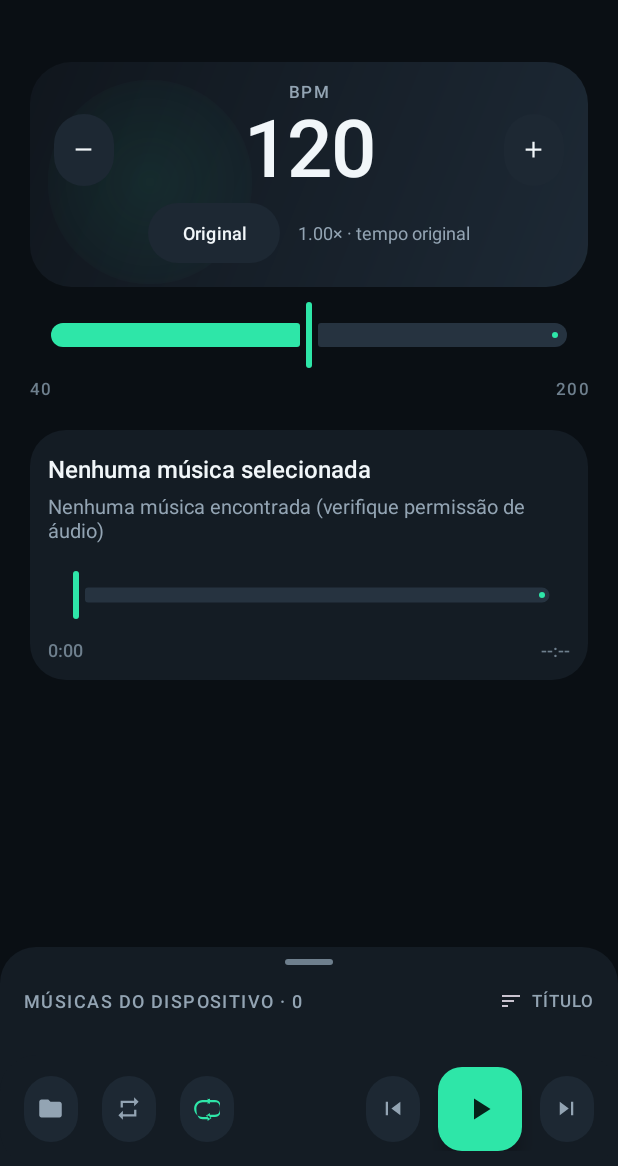
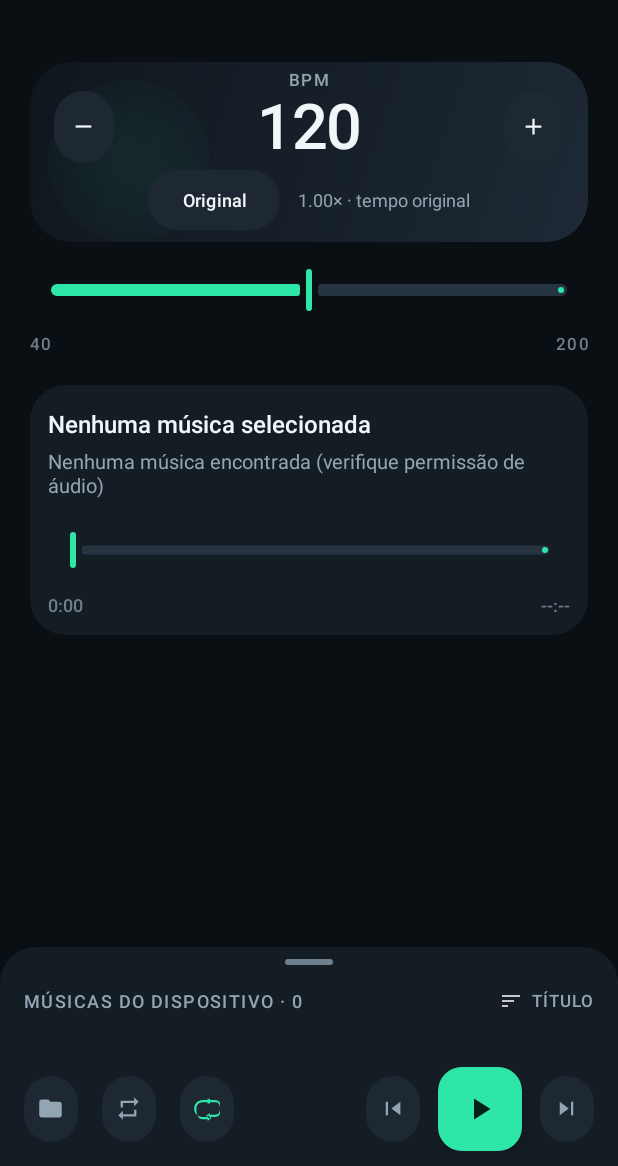
Before and after one commit to netstart/music-beat-android, an Android app: the screen it shows after launch (MainActivity), on a phone screen of 412 x 824 dp, the part 70-1236 px from its top. Run offline under Robolectric (Android 15) with nearby library versions, the phone set to English and light mode, and no system bars; our stand-ins replace AdMob; libraries missing offline, so code that uses them is left out: ai.onnxruntime; pictures from the network do not load; 3 statements that could not run were skipped.

```diff
--- a/bpm_app/app/src/main/res/drawable/bg_hero.xml
+++ b/bpm_app/app/src/main/res/drawable/bg_hero.xml
@@ -11,15 +11,15 @@
         </shape>
     </item>
     <item
-        android:width="136dp"
-        android:height="136dp"
+        android:width="108dp"
+        android:height="108dp"
         android:gravity="top|start"
         android:left="12dp"
         android:top="12dp">
         <shape android:shape="oval">
             <gradient
                 android:type="radial"
-                android:gradientRadius="96dp"
+                android:gradientRadius="76dp"
                 android:centerX="0.5"
                 android:centerY="0.5"
                 android:startColor="#142EE6A8"
--- a/bpm_app/app/src/main/res/layout/activity_main_stemkit.xml
+++ b/bpm_app/app/src/main/res/layout/activity_main_stemkit.xml
@@ -55,7 +55,8 @@
                     android:gravity="center_horizontal"
                     android:minHeight="@dimen/hero_min_height"
                     android:orientation="vertical"
-                    android:padding="@dimen/card_padding">
+                    android:paddingHorizontal="@dimen/card_padding"
+                    android:paddingVertical="4dp">
 
                     <TextView
                         android:id="@+id/bpmLabel"
@@ -161,7 +162,8 @@
                     android:value="120"
                     android:valueFrom="40"
                     android:valueTo="200"
-                    app:trackHeight="16dp" />
+                    app:thumbHeight="28dp"
+                    app:trackHeight="8dp" />
 
                 <LinearLayout
                     android:layout_width="match_parent"
@@ -251,8 +253,8 @@
                         android:value="0"
                         android:valueFrom="0"
                         android:valueTo="1000"
-                        app:thumbHeight="32dp"
-                        app:trackHeight="10dp" />
+                        app:thumbHeight="24dp"
+                        app:trackHeight="6dp" />
 
                     <LinearLayout
                         android:layout_width="match_parent"
@@ -367,7 +369,8 @@
                         <com.example.bpm_player.CountView
                             android:id="@+id/countView"
                             android:layout_width="match_parent"
-                            android:layout_height="40dp"
+                            android:layout_height="48dp"
+                            android:background="?attr/selectableItemBackground"
                             android:layout_marginTop="8dp" />
 
                         <LinearLayout
--- a/bpm_app/app/src/main/res/values-h500dp/dimens.xml
+++ b/bpm_app/app/src/main/res/values-h500dp/dimens.xml
@@ -2,8 +2,8 @@
 <resources>
     <!-- Telas muito pequenas (altura < 500dp) — aperta tudo -->
     <dimen name="song_list_height">100dp</dimen>
-    <dimen name="hero_min_height">48dp</dimen>
-    <dimen name="hero_bpm_text_size">50sp</dimen>
+    <dimen name="hero_min_height">40dp</dimen>
+    <dimen name="hero_bpm_text_size">40sp</dimen>
     <dimen name="hero_accent_circle_size">40dp</dimen>
     <dimen name="hero_icon_size">20dp</dimen>
     <dimen name="footer_button_height">36dp</dimen>
--- a/bpm_app/app/src/main/res/values-h600dp/dimens.xml
+++ b/bpm_app/app/src/main/res/values-h600dp/dimens.xml
@@ -2,8 +2,8 @@
 <resources>
     <!-- Smartphones pequenos/médios (altura 500-600dp) — base -->
     <dimen name="song_list_height">140dp</dimen>
-    <dimen name="hero_min_height">56dp</dimen>
-    <dimen name="hero_bpm_text_size">50sp</dimen>
+    <dimen name="hero_min_height">44dp</dimen>
+    <dimen name="hero_bpm_text_size">40sp</dimen>
     <dimen name="hero_accent_circle_size">48dp</dimen>
     <dimen name="hero_icon_size">24dp</dimen>
     <dimen name="footer_button_height">40dp</dimen>
--- a/bpm_app/app/src/main/res/values-h800dp/dimens.xml
+++ b/bpm_app/app/src/main/res/values-h800dp/dimens.xml
@@ -2,8 +2,8 @@
 <resources>
     <!-- Smartphones grandes / landscape (altura >= 800dp) — pode gastar mais -->
     <dimen name="song_list_height">240dp</dimen>
-    <dimen name="hero_min_height">84dp</dimen>
-    <dimen name="hero_bpm_text_size">53sp</dimen>
+    <dimen name="hero_min_height">68dp</dimen>
+    <dimen name="hero_bpm_text_size">42sp</dimen>
     <dimen name="hero_accent_circle_size">64dp</dimen>
     <dimen name="hero_icon_size">32dp</dimen>
     <dimen name="footer_button_height">44dp</dimen>
--- a/bpm_app/app/src/main/res/values-sw720dp/dimens.xml
+++ b/bpm_app/app/src/main/res/values-sw720dp/dimens.xml
@@ -4,8 +4,8 @@
     <dimen name="screen_padding_horizontal">28dp</dimen>
     <dimen name="screen_padding_top">28dp</dimen>
     <dimen name="card_padding">14dp</dimen>
-    <dimen name="hero_min_height">104dp</dimen>
-    <dimen name="hero_bpm_text_size">50sp</dimen>
+    <dimen name="hero_min_height">84dp</dimen>
+    <dimen name="hero_bpm_text_size">40sp</dimen>
     <dimen name="hero_accent_circle_size">64dp</dimen>
     <dimen name="hero_icon_size">32dp</dimen>
     <dimen name="song_list_height">280dp</dimen>
--- a/bpm_app/app/src/main/res/values/dimens.xml
+++ b/bpm_app/app/src/main/res/values/dimens.xml
@@ -3,8 +3,8 @@
     <!-- Dimens base para telas de até 600dp de altura (portrait padrão) -->
     <dimen name="song_list_height">140dp</dimen>
     <dimen name="footer_button_height">40dp</dimen>
-    <dimen name="hero_min_height">76dp</dimen>
-    <dimen name="hero_bpm_text_size">45sp</dimen>
+    <dimen name="hero_min_height">60dp</dimen>
+    <dimen name="hero_bpm_text_size">36sp</dimen>
     <dimen name="hero_accent_circle_size">44dp</dimen>
     <dimen name="hero_icon_size">22dp</dimen>
     <dimen name="card_padding">12dp</dimen>
--- a/bpm_app/app/src/main/res/values/strings.xml
+++ b/bpm_app/app/src/main/res/values/strings.xml
@@ -95,7 +95,7 @@
     <string name="structure_title">Estrutura</string>
     <string name="structure_analyzing">Analisando a estrutura… pode levar alguns minutos</string>
     <string name="structure_none">Estrutura não detectada: sem batida clara</string>
-    <string name="structure_hint">Análise salva no aparelho · seções, frases e contagem de 1 a 8</string>
+    <string name="structure_hint">Análise salva no aparelho. Se o 1 estiver fora, toque na contagem quando ouvir o 1</string>
     <string name="structure_idle">Analise uma vez: a estrutura fica salva no aparelho e abre na hora nas próximas vezes</string>
     <string name="structure_wait_bpm">Disponível depois que o BPM for detectado</string>
     <string name="structure_busy_other">Analisando outra música… esta pode ser analisada em seguida</string>
@@ -110,7 +110,8 @@
     <string name="section_bridge">Ponte</string>
     <string name="section_outro">Final</string>
     <string name="cd_structure_bar">Seções da música; toque numa seção para ir até ela</string>
-    <string name="cd_count">Contagem %1$d de 8</string>
+    <string name="cd_count">Contagem %1$d de 8. Toque no tempo do 1 para ajustar a contagem</string>
+    <string name="structure_one_set">Contagem ajustada: o 1 é aqui daqui em diante</string>
     <string name="cd_phrase_previous">Frase anterior</string>
     <string name="cd_phrase_next">Próxima frase</string>
     <string name="cd_phrase_loop">Repetir a frase atual</string>
```
Also changed, not shown: bpm_app/app/src/main/kotlin/com/example/bpm_player/MainActivity.kt (+17 -0 lines), bpm_app/app/src/main/kotlin/com/example/bpm_player/StructureAnalyzer.kt (+117 -30 lines), bpm_app/app/src/main/kotlin/com/example/bpm_player/StructureStore.kt (+14 -8 lines), bpm_app/app/src/main/kotlin/com/example/bpm_player/StructureViews.kt (+5 -4 lines), 4 other files.
